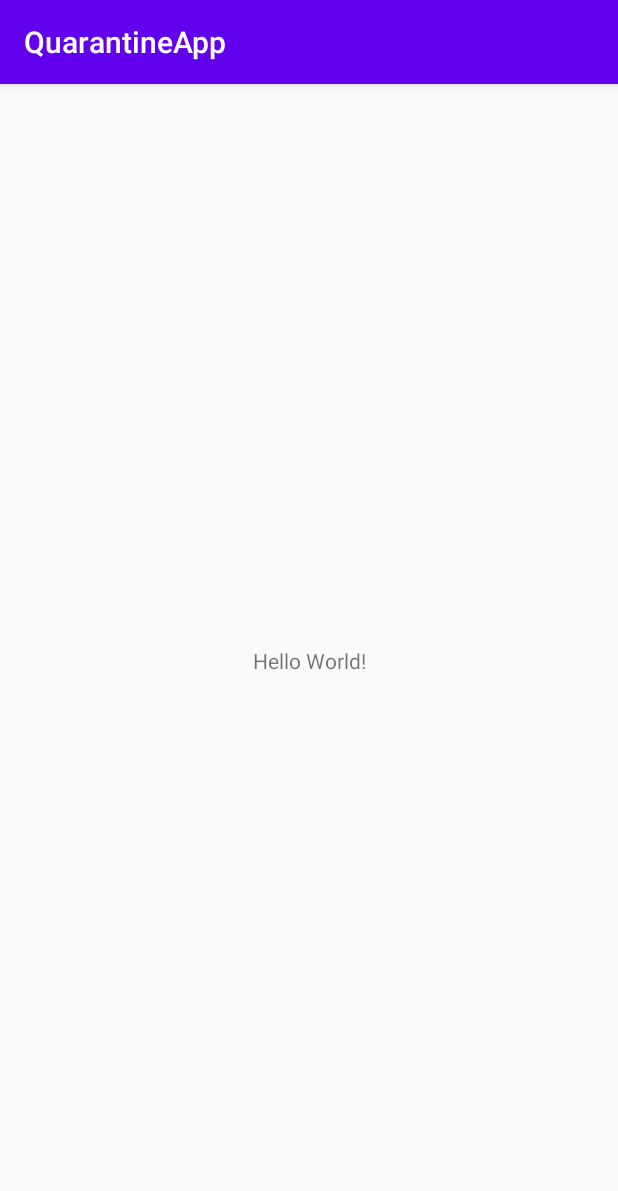
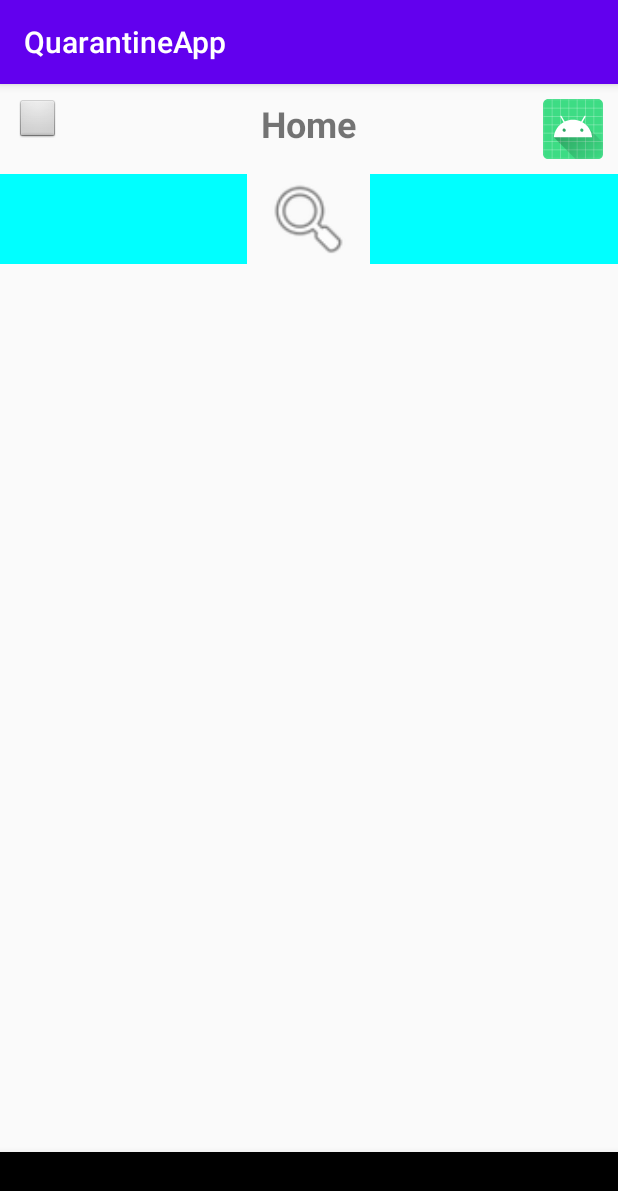
Before and after one commit to ayush-sharma2601/QuarantineApp, an Android app: the screen it shows after launch (MainActivity), on a phone screen of 412 x 824 dp. Shown: the top 1191 px of the screen. Run offline under Robolectric (Android 15) with nearby library versions, the phone set to English and light mode, and no system bars.

Commit message:
Home screen layout added

```diff
--- a/app/build.gradle
+++ b/app/build.gradle
@@ -31,4 +31,11 @@ dependencies {
     testImplementation 'junit:junit:4.12'
     androidTestImplementation 'androidx.test.ext:junit:1.1.1'
     androidTestImplementation 'androidx.test.espresso:espresso-core:3.2.0'
+    //recycler view
+    implementation "androidx.recyclerview:recyclerview:1.1.0"
+    implementation 'androidx.recyclerview:recyclerview:1.2.0-alpha01'
+    //FAB
+    implementation "com.google.android.material:material:1.1.0"
+    //design
+    implementation 'com.google.android.material:material:1.1.0'
 }
--- a/app/src/main/res/layout/activity_main.xml
+++ b/app/src/main/res/layout/activity_main.xml
@@ -1,18 +1,80 @@
 <?xml version="1.0" encoding="utf-8"?>
-<androidx.constraintlayout.widget.ConstraintLayout xmlns:android="http://schemas.android.com/apk/res/android"
+<RelativeLayout xmlns:android="http://schemas.android.com/apk/res/android"
     xmlns:app="http://schemas.android.com/apk/res-auto"
     xmlns:tools="http://schemas.android.com/tools"
     android:layout_width="match_parent"
     android:layout_height="match_parent"
     tools:context=".MainActivity">
 
-    <TextView
-        android:layout_width="wrap_content"
+    <RelativeLayout
+        android:layout_width="match_parent"
         android:layout_height="wrap_content"
-        android:text="Hello World!"
-        app:layout_constraintBottom_toBottomOf="parent"
-        app:layout_constraintLeft_toLeftOf="parent"
-        app:layout_constraintRight_toRightOf="parent"
-        app:layout_constraintTop_toTopOf="parent" />
+        android:id="@+id/toolbar"
+        android:orientation="horizontal"
+        android:padding="10dp">
+        <ImageView
+            android:layout_width="30dp"
+            android:layout_height="30dp"
+            android:background="@android:drawable/btn_default"
+            android:layout_alignParentStart="true"
+            android:id="@+id/menu_button"/>
+        <TextView
+            android:layout_width="wrap_content"
+            android:layout_height="wrap_content"
+            android:text="Home"
+            android:layout_gravity="center"
+            android:textSize="24sp"
+            android:layout_centerHorizontal="true"
+            android:textAlignment="center"
+            android:id="@+id/Home"
+            android:textStyle="bold"/>
+        <ImageView
+            android:layout_width="40dp"
+            android:layout_alignParentEnd="true"
+            android:layout_height="40dp"
+            android:background="@mipmap/ic_launcher"/>
 
-</androidx.constraintlayout.widget.ConstraintLayout>
+    </RelativeLayout>
+    <LinearLayout
+        android:layout_width="match_parent"
+        android:layout_height="wrap_content"
+        android:weightSum="5"
+        android:layout_below="@id/toolbar"
+        android:orientation="horizontal"
+        android:id="@+id/search_bar">
+        <TextView
+            android:layout_width="wrap_content"
+            android:layout_height="match_parent"
+            android:background="#0ff"
+            android:id="@+id/store_button"
+            android:layout_weight="2"/>
+        <ImageView
+            android:layout_width="0dp"
+            android:layout_height="60dp"
+            android:layout_weight="1"
+            android:src="@android:drawable/ic_menu_search"
+            android:id="@+id/search_button"/>
+
+
+        <TextView
+            android:layout_width="wrap_content"
+            android:layout_height="match_parent"
+            android:id="@+id/item_button"
+            android:background="#0ff"
+            android:layout_weight="2"/>
+    </LinearLayout>
+    <FrameLayout
+        android:layout_width="match_parent"
+        android:layout_height="match_parent"
+        android:layout_below="@id/search_bar"
+        android:layout_above="@id/bottom_nav"
+        android:padding="10dp"
+        android:id="@+id/frame_layout"/>
+    <com.google.android.material.bottomnavigation.BottomNavigationView
+        android:layout_width="match_parent"
+        android:layout_height="wrap_content"
+        android:id="@+id/bottom_nav"
+        android:layout_alignParentBottom="true"/>
+
+
+</RelativeLayout>
```
